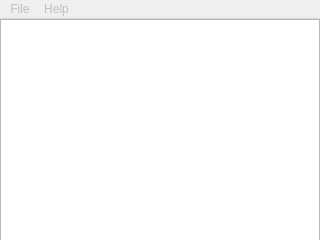
The window that mainwindow.ui (rochford/cutefootball) describes before a commit, drawn with Qt 5.
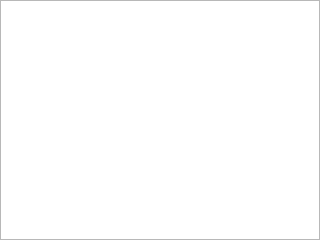
The same window after the commit. Icons and pictures are not drawn.

```diff
--- a/mainwindow.ui
+++ b/mainwindow.ui
@@ -53,31 +53,6 @@
      <height>20</height>
     </rect>
    </property>
-   <widget class="QMenu" name="menuFile">
-    <property name="enabled">
-     <bool>false</bool>
-    </property>
-    <property name="title">
-     <string>File</string>
-    </property>
-    <addaction name="actionNew_Game"/>
-    <addaction name="actionSettings"/>
-    <addaction name="actionInputSettings"/>
-    <addaction name="actionQuit"/>
-    <addaction name="actionPause"/>
-   </widget>
-   <widget class="QMenu" name="menuAbout">
-    <property name="enabled">
-     <bool>false</bool>
-    </property>
-    <property name="title">
-     <string>Help</string>
-    </property>
-    <addaction name="actionHelp"/>
-    <addaction name="actionAbout"/>
-   </widget>
-   <addaction name="menuFile"/>
-   <addaction name="menuAbout"/>
   </widget>
   <action name="actionNew_Game">
    <property name="text">
```
Left out of the diff: 5 changed lines with no effect on the pictures.
